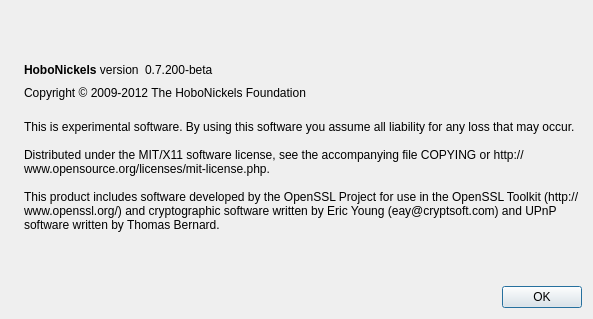
Crypto-Expert/HoboNickels, file src/qt/forms/aboutdialog.ui: the form before one commit.
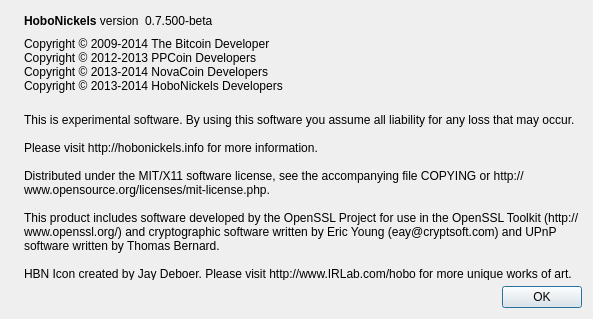
The form after the commit. Icons and pictures are not drawn.

```diff
--- a/src/qt/forms/aboutdialog.ui
+++ b/src/qt/forms/aboutdialog.ui
@@ -63,7 +63,7 @@
           <cursorShape>IBeamCursor</cursorShape>
          </property>
          <property name="text">
-          <string notr="true">0.7.200-beta</string>
+          <string notr="true">0.7.500-beta</string>
          </property>
          <property name="textInteractionFlags">
           <set>Qt::LinksAccessibleByMouse|Qt::TextSelectableByKeyboard|Qt::TextSelectableByMouse</set>
@@ -91,7 +91,10 @@
         <cursorShape>IBeamCursor</cursorShape>
        </property>
        <property name="text">
-        <string>Copyright © 2009-2012 The HoboNickels Foundation</string>
+        <string>Copyright © 2009-2014 The Bitcoin Developer
+Copyright © 2012-2013 PPCoin Developers 
+Copyright © 2013-2014 NovaCoin Developers 
+Copyright © 2013-2014 HoboNickels Developers</string>
        </property>
        <property name="textInteractionFlags">
         <set>Qt::LinksAccessibleByMouse|Qt::TextSelectableByKeyboard|Qt::TextSelectableByMouse</set>
@@ -107,9 +110,13 @@
         <string>
 This is experimental software. By using this software you assume all liability for any loss that may occur. 
 
+Please visit http://hobonickels.info for more information.
+
 Distributed under the MIT/X11 software license, see the accompanying file COPYING or http://www.opensource.org/licenses/mit-license.php.
 
-This product includes software developed by the OpenSSL Project for use in the OpenSSL Toolkit (http://www.openssl.org/) and cryptographic software written by Eric Young (eay@cryptsoft.com) and UPnP software written by Thomas Bernard.</string>
+This product includes software developed by the OpenSSL Project for use in the OpenSSL Toolkit (http://www.openssl.org/) and cryptographic software written by Eric Young (eay@cryptsoft.com) and UPnP software written by Thomas Bernard.
+
+HBN Icon created by Jay Deboer. Please visit http://www.IRLab.com/hobo for more unique works of art.</string>
        </property>
        <property name="wordWrap">
         <bool>true</bool>
```
